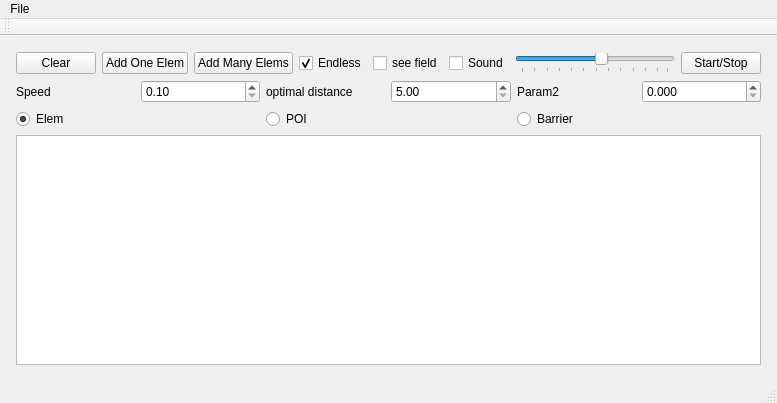
Above: mainwindow.ui from xdobry/swarmsimu before the change. Below: the same form after it.
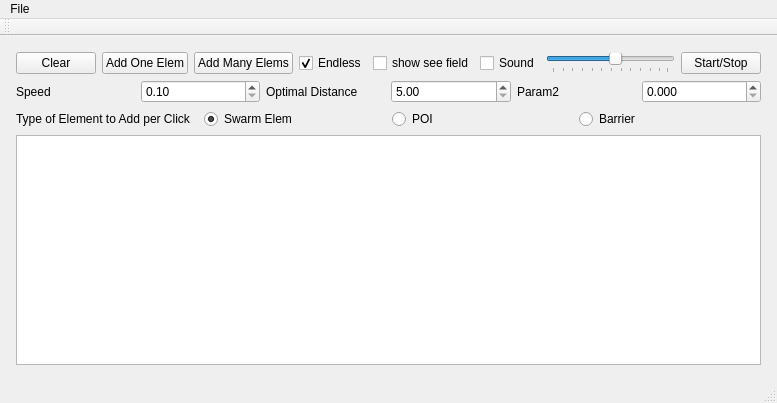
That is the form after the change.

Diff of the .ui file:
```diff
--- a/mainwindow.ui
+++ b/mainwindow.ui
@@ -68,7 +68,7 @@
         <item>
          <widget class="QCheckBox" name="chbSeeField">
           <property name="text">
-           <string>see field</string>
+           <string>show see field</string>
           </property>
          </widget>
         </item>
@@ -147,7 +147,7 @@
         <item>
          <widget class="QLabel" name="label">
           <property name="text">
-           <string>optimal distance</string>
+           <string>Optimal Distance</string>
           </property>
          </widget>
         </item>
@@ -185,10 +185,17 @@
       </item>
       <item>
        <layout class="QHBoxLayout" name="horizontalLayout_3">
+        <item>
+         <widget class="QLabel" name="label_3">
+          <property name="text">
+           <string>Type of Element to Add per Click</string>
+          </property>
+         </widget>
+        </item>
         <item>
          <widget class="QRadioButton" name="rdbElem">
           <property name="text">
-           <string>Elem</string>
+           <string>Swarm Elem</string>
           </property>
           <property name="checked">
            <bool>true</bool>
```
Left out of the diff: 2 changed lines with no effect on the pictures.
